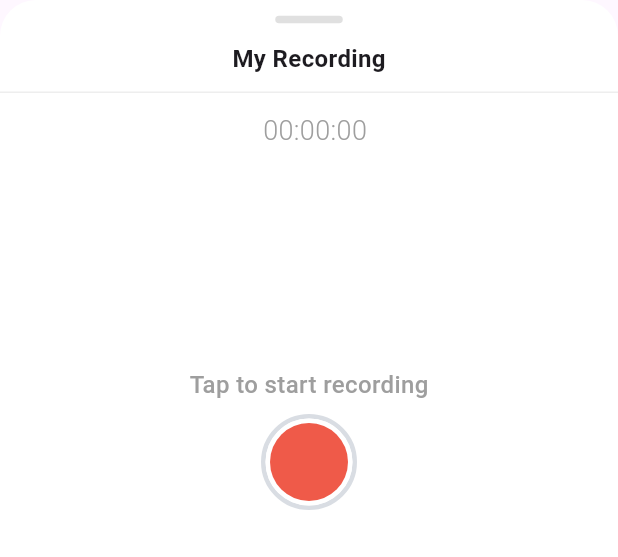
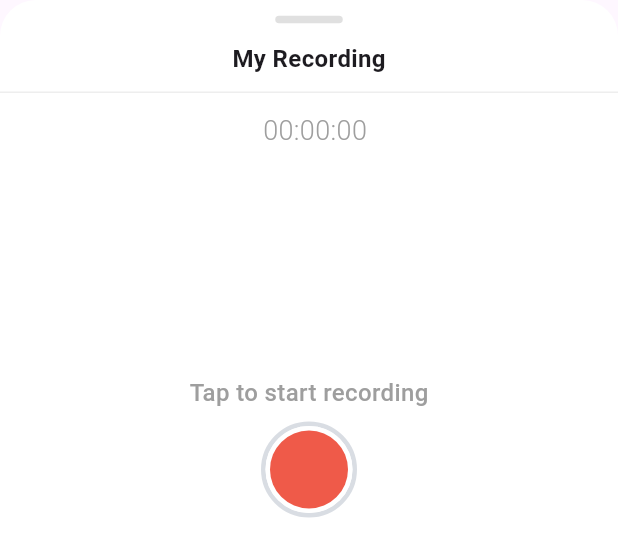
Before and after one commit to Alabi7/flutter, a Flutter app: the AudioRecord widget shown alone on an empty page, opened directly, on a phone screen of 412 x 824 dp. Shown: the top 557 px of the screen. Run offline on Flutter 3.47's test engine with Material 3 defaults, Android fonts, the phone set to English and light mode, and no system bars; our stand-ins replace audioplayers, connectivity_plus, firebase_core, flutter_local_notifications, font_awesome_flutter, google_fonts and 9 more; missing offline and left inert: android_alarm_manager_plus, audio_session, device_apps, flutter_background_service, record; accounts and stored records are empty.

Commit message:
version un peu final

```diff
--- a/appd/lib/common/recordLottie.dart
+++ b/appd/lib/common/recordLottie.dart
@@ -87,12 +87,12 @@ void _syncPlayback() {
         .whenComplete(() {
       if (!mounted || !widget.isRecording) return;
       // b) Puis on boucle 0 → 1 → 0 → 1... (sans “saut”)
-      _ctrl.repeat(min: 0.0, max: 1.0, period: period);
+      _ctrl.repeat(min: 0.0, max: 1.0, reverse: true, period: period);
     });
   } else {
     // Déjà en bout ou au début : démarre la boucle normale 0 → 1
     _ctrl.stop(canceled: false);
-    _ctrl.repeat(min: 0.0, max: 1.0, period: period);
+    _ctrl.repeat(min: 0.0, max: 1.0, reverse: true, period: period);
   }
 }
 
--- a/appd/lib/widgets/record/audioRecord.dart
+++ b/appd/lib/widgets/record/audioRecord.dart
@@ -127,7 +127,7 @@ class _AudioRecordState extends State<AudioRecord> with TickerProviderStateMixin
                     ],
                   ),
 
-                  const SizedBox(height: 20),
+                  const SizedBox(height: 25),
 
                   SizedBox(
                     height: 115,
```
